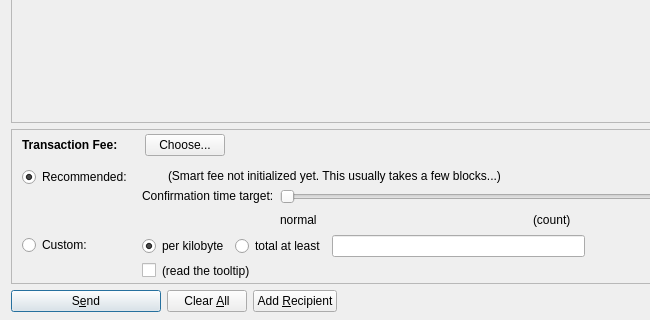
The window that src/qt/forms/sendcoinsdialog.ui (xshard/Shard) describes before a commit, drawn with Qt 5; both pictures show x 0 to 650 and y 206 to 526 of the 850 by 526 pixel window.
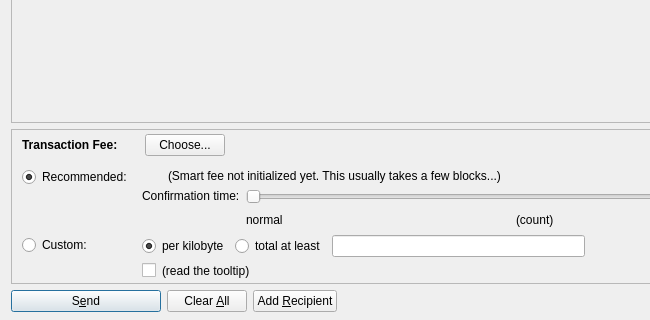
The same window after the commit. Icons and pictures are not drawn. Custom widgets are drawn as their Qt base class.

```diff
--- a/src/qt/forms/sendcoinsdialog.ui
+++ b/src/qt/forms/sendcoinsdialog.ui
@@ -1031,7 +1031,7 @@
                    <item>
                     <widget class="QLabel" name="labelSmartFee3">
                      <property name="text">
-                      <string>Confirmation time target:</string>
+                      <string>Confirmation time:</string>
                      </property>
                      <property name="margin">
                       <number>2</number>
```
